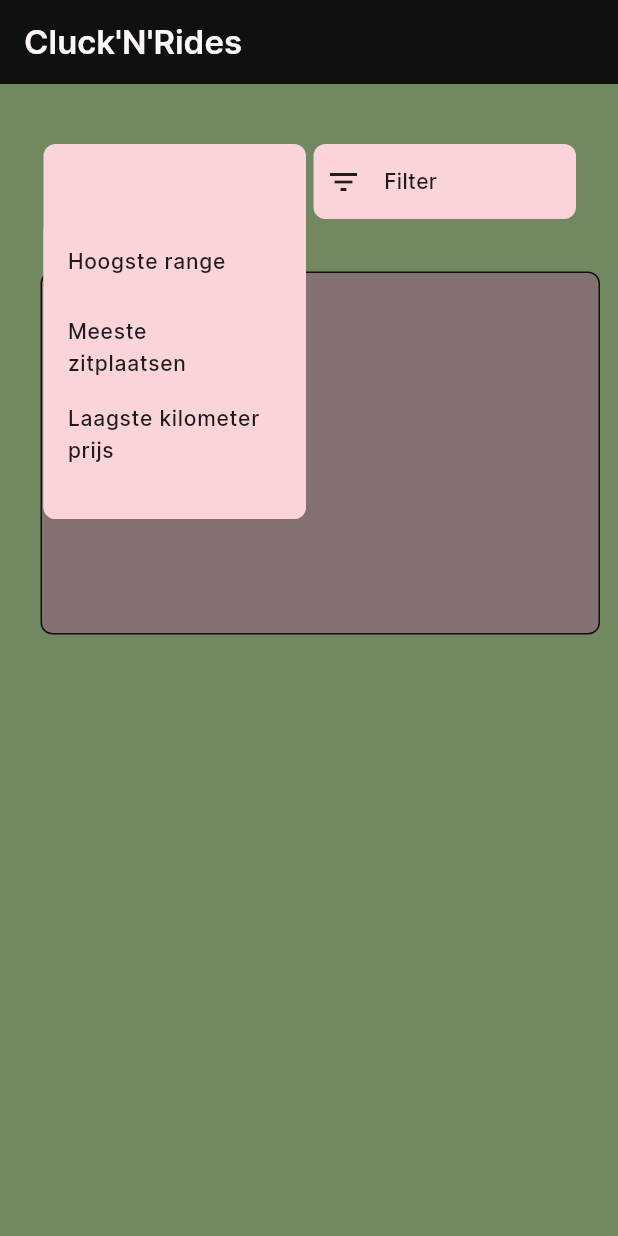
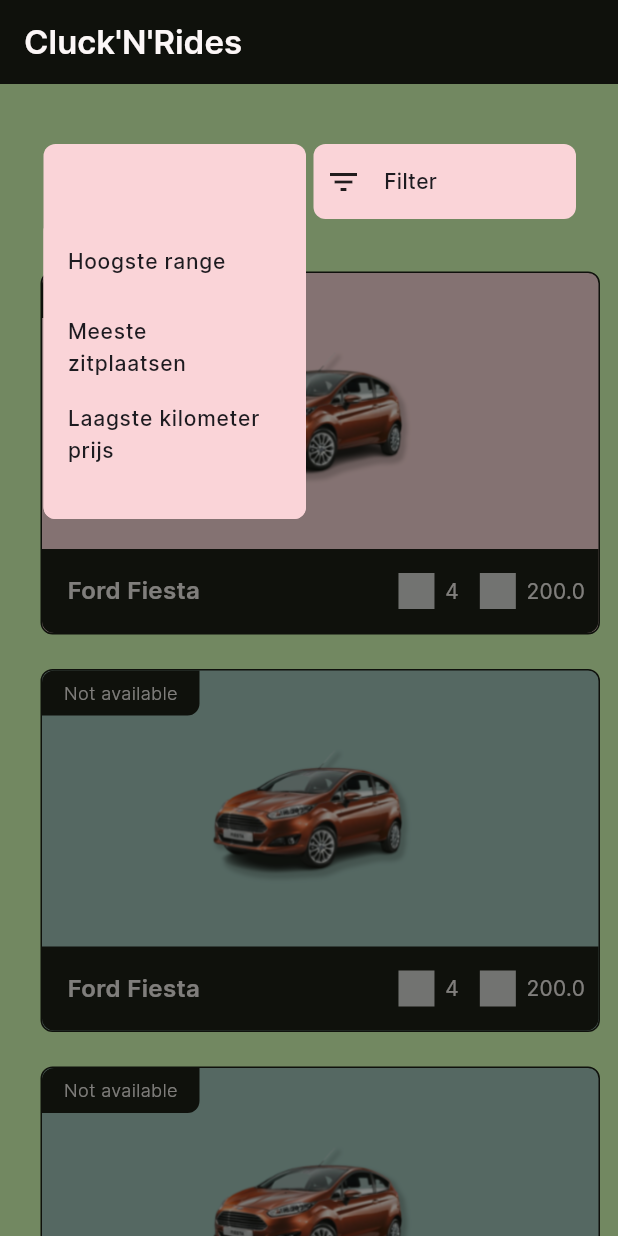
Before and after one commit to BastiaanMeijer2002/MAD, a Flutter app: the screen it shows after launch, after a tap on "Sort", on a phone screen of 412 x 824 dp. Run offline on Flutter 3.47's test engine with Material 3 defaults, Android fonts, the phone set to English and light mode, and no system bars; our stand-ins replace flutter_svg; project files that could hold a hidden picture were left out.

Commit message:
added list items

```diff
--- /dev/null
+++ b/clucknrides/lib/models/Car.dart
@@ -0,0 +1,35 @@
+class Car {
+  String name;
+  int capacity;
+  double range;
+  bool isAvailable;
+  String img;
+
+  Car({
+    required this.name,
+    required this.capacity,
+    required this.range,
+    required this.isAvailable,
+    required this.img,
+  });
+
+  factory Car.fromJson(Map<String, dynamic> json) {
+    return Car(
+      name: json["name"] ?? '',
+      capacity: json["capacity"] ?? 0,
+      range: json["range"] ?? 0,
+      isAvailable: json["isAvailable"] ?? 0,
+      img: json["img"],
+    );
+  }
+
+  Map<String, dynamic> toJson() {
+    return {
+      'name': name,
+      'capacity': capacity,
+      'range': range,
+      'isAvailable': isAvailable,
+      'img': img,
+    };
+  }
+}
--- a/clucknrides/lib/screens/home_screen/list_item/main.dart
+++ b/clucknrides/lib/screens/home_screen/list_item/main.dart
@@ -1,9 +1,14 @@
 import 'package:flutter/material.dart';
+import 'package:flutter_svg/flutter_svg.dart';
 
 class ListItem extends StatelessWidget {
   final bool isAvailable;
+  final String carName;
+  final int capacity;
+  final double range;
+  final String img;
 
-  const ListItem(this.isAvailable, {super.key});
+  const ListItem(this.isAvailable, this.carName, this.capacity, this.range, this.img, {super.key});
 
   @override
   Widget build(BuildContext context) {
@@ -21,7 +26,118 @@ class ListItem extends StatelessWidget {
         margin: const EdgeInsets.only(left: 27, top: 0, bottom: 23, right: 0),
         width: 373,
         height: 242,
-        child: const Text("test"),
+        child: Column(
+          crossAxisAlignment: CrossAxisAlignment.start,
+          children: [
+            Container(
+              width: 105,
+              height: 30,
+              decoration: const BoxDecoration(
+                color: Color(0xFF0F110C),
+                borderRadius: BorderRadius.only(
+                  topLeft: Radius.circular(8),
+                  topRight: Radius.circular(0),
+                  bottomLeft: Radius.circular(0),
+                  bottomRight: Radius.circular(8)
+                )
+              ),
+              child: Center(
+                child: Text(
+                  isAvailable ? "Available" : "Not available",
+                  style: const TextStyle(
+                    fontSize: 12,
+                    fontWeight: FontWeight.w300,
+                    color: Color(0xFFF1ECEC)
+                  ),
+                ),
+              )
+            ),
+            Center(
+              child: Image.asset(
+                'assets/images/$img',
+                width: 500,
+                height: 154,
+              ),
+            ),
+            const Spacer(),
+            Container(
+              width: double.infinity,
+              height: 56,
+              decoration: const BoxDecoration (
+                color: Color(0xFF0F110C),
+                borderRadius: BorderRadius.only(
+                  topLeft: Radius.circular(0),
+                  topRight: Radius.circular(0),
+                  bottomRight: Radius.circular(8),
+                  bottomLeft: Radius.circular(8)
+                )
+              ),
+              child: Row(
+                children: [
+                  Container(
+                    margin: const EdgeInsets.only(left: 17),
+                    child: Text(
+                      carName,
+                      style: const TextStyle(
+                        color: Color(0xFFF1ECEC),
+                        fontWeight: FontWeight.w600,
+                        fontSize: 16
+                      )
+                    ),
+                  ),
+                  const Spacer(),
+                  Padding(
+                    padding: const EdgeInsets.only(right: 9),
+                    child:                   Row(
+                      children: [
+                        SvgPicture.asset(
+                          'assets/icons/people.svg',
+                          width: 24,
+                          height: 24,
+                        ),
+                        Padding(
+                          padding: const EdgeInsets.only(left: 7),
+                          child: Text(
+                            '$capacity',
+                            style: const TextStyle(
+                                fontSize: 14,
+                                fontWeight: FontWeight.w400,
+                                color: Color(0xFFF1ECEC)
+                            ),
+                          ),
+                        ),
+                        Padding(
+                          padding: const EdgeInsets.only(left: 14),
+                          child: Row(
+                            children: [
+                              SvgPicture.asset(
+                                'assets/icons/fuel.svg',
+                                width: 24,
+                                height: 24,
+                              ),
+                              Padding(
+                                padding: const EdgeInsets.only(left: 7),
+                                child: Text(
+                                  '$range',
+                                  style: const TextStyle(
+                                      fontSize: 14,
+                                      fontWeight: FontWeight.w400,
+                                      color: Color(0xFFF1ECEC)
+                                  ),
+                                ),
+                              ),
+                            ],
+                          ),
+                        )
+                      ],
+                    )
+                    ,
+                  )
+                ],
+              ),
+            )
+          ],
+        ),
       )
     ]
     );
--- a/clucknrides/lib/screens/home_screen/main.dart
+++ b/clucknrides/lib/screens/home_screen/main.dart
@@ -1,19 +1,25 @@
+import 'package:clucknrides/models/Car.dart';
 import 'package:clucknrides/screens/home_screen/filter_widget/main.dart';
 import 'package:clucknrides/screens/home_screen/list_item/main.dart';
 import 'package:clucknrides/screens/home_screen/sort_widget/main.dart';
 import 'package:flutter/material.dart';
 
 class HomeScreen extends StatefulWidget {
-  const HomeScreen({super.key});
+  const HomeScreen({Key? key}) : super(key: key);
 
   @override
   State<HomeScreen> createState() => _HomeScreenState();
-
 }
 
 class _HomeScreenState extends State<HomeScreen> {
   bool isFilterSelected = false;
   bool isSortSelected = false;
+
+  List<Car> cars = [
+    Car(name: "Ford Fiesta", capacity: 4, range: 200, isAvailable: true, img: 'fiesta.png'),
+    Car(name: "Ford Fiesta", capacity: 4, range: 200, isAvailable: false, img: 'fiesta.png'),
+    Car(name: "Ford Fresta", capacity: 4, range: 200, isAvailable: false, img: 'fiesta.png'),
+  ];
 
   @override
   Widget build(BuildContext context) {
@@ -25,17 +31,31 @@ class _HomeScreenState extends State<HomeScreen> {
           style: TextStyle(
             color: Color(0xfffcf7f7),
             fontFamily: "Inter",
-            fontWeight: FontWeight.w600
-          )
-        )
+            fontWeight: FontWeight.w600,
+          ),
+        ),
       ),
       body: Stack(
         children: [
-          const Positioned(
+          Positioned(
             top: 125,
             left: 0,
             right: 0,
-            child: ListItem(true),
+            child: SizedBox(
+              height: MediaQuery.of(context).size.height,
+              child: ListView.builder(
+                itemCount: cars.length,
+                itemBuilder: (context, index) {
+                  return ListItem(
+                    cars[index].isAvailable,
+                    cars[index].name,
+                    cars[index].capacity,
+                    cars[index].range,
+                    cars[index].img,
+                  );
+                },
+              ),
+            ),
           ),
           AnimatedOpacity(
             duration: const Duration(milliseconds: 300),
@@ -68,7 +88,7 @@ class _HomeScreenState extends State<HomeScreen> {
             ),
           ),
         ],
-      )
+      ),
     );
   }
 }
--- a/clucknrides/pubspec.yaml
+++ b/clucknrides/pubspec.yaml
@@ -35,6 +35,7 @@ dependencies:
   # The following adds the Cupertino Icons font to your application.
   # Use with the CupertinoIcons class for iOS style icons.
   cupertino_icons: ^1.0.2
+  flutter_svg: ^2.0.9
 
 dev_dependencies:
   flutter_test:
@@ -62,6 +63,10 @@ flutter:
   # assets:
   #   - images/a_dot_burr.jpeg
   #   - images/a_dot_ham.jpeg
+
+  assets:
+    - assets/icons/
+    - assets/images/
 
   # An image asset can refer to one or more resolution-specific "variants", see
   # https://flutter.dev/assets-and-images/#resolution-aware
```
Also changed, not shown: clucknrides/assets/icons/fuel.svg (added), clucknrides/assets/icons/people.png (added), clucknrides/assets/icons/people.svg (added), clucknrides/assets/images/fiesta.png (added), clucknrides/pubspec.lock.
